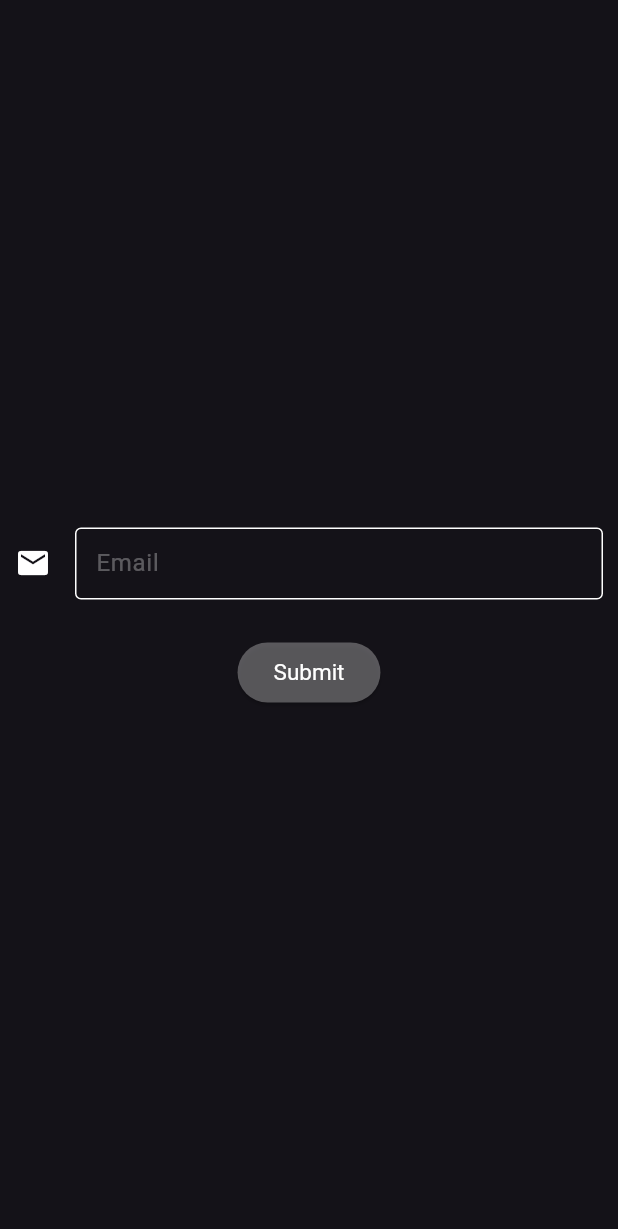
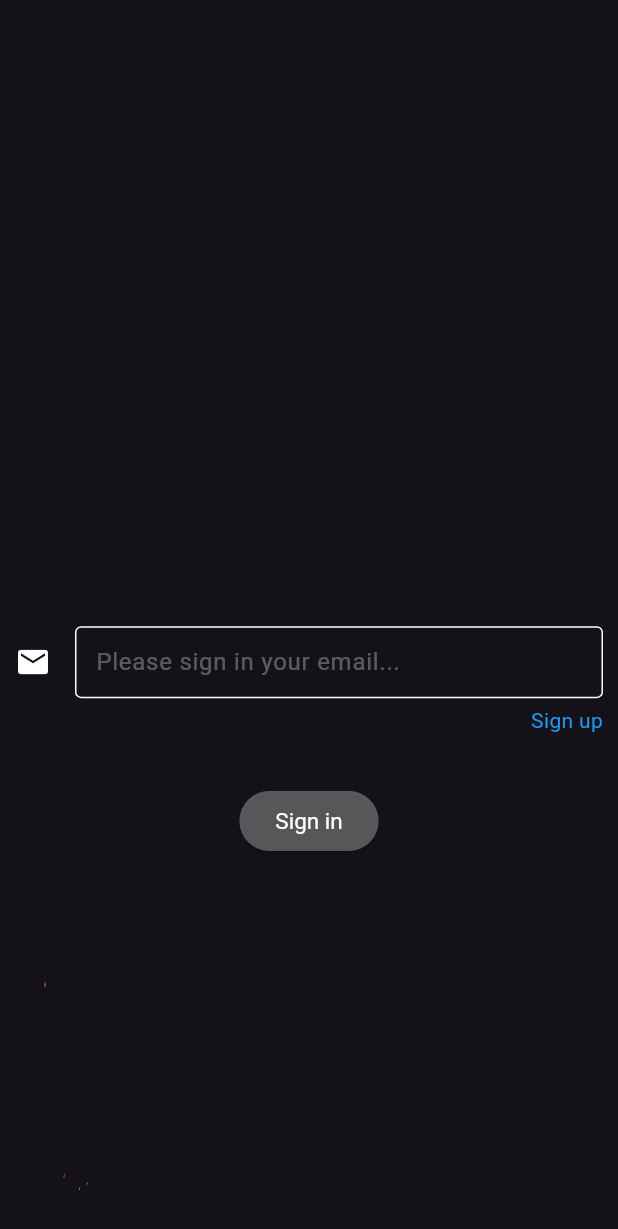
Before and after one commit to AliShakoori89/turkish_music_web_app, a Flutter app: the LoginPage screen opened directly, on a phone screen of 412 x 824 dp. Shown: the top 1229 px of the screen. Run offline on Flutter 3.47's test engine with Material 3 defaults, Android fonts, the phone set to English and light mode, and no system bars; our stand-ins replace email_validator, flutter_otp_text_field; missing offline and left inert: shaky_animated_listview.

Commit message:
edit login page and add otp code

```diff
--- a/lib/main.dart
+++ b/lib/main.dart
@@ -17,7 +17,7 @@ class MyApp extends StatelessWidget {
       title: 'Flutter Demo',
       theme: ThemeData(brightness: Brightness.dark),
       themeMode: ThemeMode.dark,
-      home: const LoginPage(),
+      home: const MyHomePage(),
     );
   }
 }
--- /dev/null
+++ b/lib/presentation/helpers/custom_button.dart
@@ -0,0 +1,32 @@
+import 'package:flutter/material.dart';
+
+class CustomButton extends StatelessWidget {
+  const CustomButton({super.key, required this.emailFormKey});
+
+  final GlobalKey<FormState> emailFormKey;
+
+  @override
+  Widget build(BuildContext context) {
+    return Padding(
+      padding: EdgeInsets.only(
+          top: MediaQuery.of(context).size.height * 0.04),
+      child: ElevatedButton(
+        style: ElevatedButton.styleFrom(
+          backgroundColor: Colors.white30,
+          textStyle: const TextStyle(
+              color: Colors.white,
+              fontSize: 15),
+        ),
+        onPressed: () {
+          if (emailFormKey.currentState!.validate()) {
+
+          }
+        },
+        child: const Text('Sign in',
+          style: TextStyle(
+              color: Colors.white
+          ),),
+      ),
+    );
+  }
+}
--- /dev/null
+++ b/lib/presentation/helpers/custom_text_field.dart
@@ -0,0 +1,56 @@
+import 'package:email_validator/email_validator.dart';
+import 'package:flutter/material.dart';
+
+class CustomTextField extends StatelessWidget {
+  const CustomTextField({super.key, required this.emailController});
+
+  final TextEditingController emailController;
+
+  @override
+  Widget build(BuildContext context) {
+    return SizedBox(
+      child: TextFormField(
+        cursorColor: Colors.grey,
+        controller: emailController,
+        validator: (value) {
+          if (value!.isEmpty) {
+            return 'Please enter email';
+          }
+          else if (EmailValidator.validate(value)){
+            return null ;
+          }
+          return "Please enter a valid email";
+        },
+        autocorrect: false,
+        decoration: const InputDecoration(
+          contentPadding:
+          EdgeInsets.symmetric(vertical: 10.0, horizontal: 10.0),
+          border: InputBorder.none,
+          enabledBorder: OutlineInputBorder(
+              borderSide: BorderSide(color: Colors.white)),
+          hintText: "Please sign in your email...",
+          hintStyle: (TextStyle(color: Colors.white30)),
+          icon: Icon(
+            Icons.email,
+            color: Colors.white,
+          ),
+          focusedBorder: OutlineInputBorder(
+            borderSide: BorderSide(color: Colors.grey),
+          ),
+          errorBorder: OutlineInputBorder(
+              borderRadius: BorderRadius.all(Radius.circular(4)),
+              borderSide: BorderSide(
+                width: 1,
+                color: Colors.red,
+              )),
+          focusedErrorBorder: OutlineInputBorder(
+              borderRadius: BorderRadius.all(Radius.circular(4)),
+              borderSide: BorderSide(
+                width: 1,
+                color: Colors.red,
+              )),
+        ),
+      ),
+    );
+  }
+}
--- a/lib/presentation/ui/login_page.dart
+++ b/lib/presentation/ui/login_page.dart
@@ -1,5 +1,7 @@
-import 'package:email_validator/email_validator.dart';
 import 'package:flutter/material.dart';
+import 'package:turkish_music_app/presentation/const/sign_up_text_button.dart';
+import 'package:turkish_music_app/presentation/helpers/custom_button.dart';
+import 'package:turkish_music_app/presentation/helpers/custom_text_field.dart';
 
 class LoginPage extends StatefulWidget {
   const LoginPage({super.key});
@@ -14,90 +16,41 @@ class _LoginPageState extends State<LoginPage> {
   final emailFormKey = GlobalKey<FormState>();
 
   @override
-  void initState() {
-    super.initState();
-
-  }
-
-  @override
   Widget build(BuildContext context) {
     return Scaffold(
       resizeToAvoidBottomInset: false,
-      body: Container(
+      body: Stack(
+        children: [
+          SizedBox(
+            height: double.infinity,
+            child: Image.asset("assets/gif/animation1.gif",
+                fit: BoxFit.fill,
+            ),
+          ),
+          Container(
             margin: const EdgeInsets.all(10),
             child: Column(
               mainAxisAlignment: MainAxisAlignment.center,
               children: [
+                SizedBox(
+                    height: MediaQuery.of(context).size.height * 0.2),
+                Column(
+                  crossAxisAlignment: CrossAxisAlignment.end,
+                  children: [
                     Form(
                         key: emailFormKey,
-                child: SizedBox(
-                  child: TextFormField(
-                    cursorColor: Colors.grey,
-                    controller: emailController,
-                    validator: (value) {
-                      if (value!.isEmpty) {
-                        return 'Please enter email';
-                      }
-                      else if (EmailValidator.validate(value)){
-                        return null ;
-                      }
-                      return "Please enter a valid email";
-                    },
-                    autocorrect: false,
-                    decoration: const InputDecoration(
-                      contentPadding:
-                      EdgeInsets.symmetric(vertical: 10.0, horizontal: 10.0),
-                      border: InputBorder.none,
-                      enabledBorder: OutlineInputBorder(
-                          borderSide: BorderSide(color: Colors.white)),
-                      hintText: "Email",
-                      hintStyle: (TextStyle(color: Colors.white30)),
-                      icon: Icon(
-                        Icons.email,
-                        color: Colors.white,
+                        child: CustomTextField(emailController: emailController,)
                     ),
-                      focusedBorder: OutlineInputBorder(
-                        borderSide: BorderSide(color: Colors.grey),
+                    const SizedBox(height: 5),
+                    SignUpTextButton(emailFormKey: emailFormKey, email: emailController.text),
+                  ],
                 ),
-                      errorBorder: OutlineInputBorder(
-                          borderRadius: BorderRadius.all(Radius.circular(4)),
-                          borderSide: BorderSide(
-                            width: 1,
-                            color: Colors.red,
-                          )),
-                      focusedErrorBorder: OutlineInputBorder(
-                        borderRadius: BorderRadius.all(Radius.circular(4)),
-                        borderSide: BorderSide(
-                          width: 1,
-                          color: Colors.red,
-                        )),
-                    ),
-                  ),
+                CustomButton(emailFormKey: emailFormKey),
+              ],
             )
-            ),
-            Padding(
-              padding: EdgeInsets.only(
-                  top: MediaQuery.of(context).size.height * 0.03),
-              child: ElevatedButton(
-                style: ElevatedButton.styleFrom(
-                  backgroundColor: Colors.white30,
-                  textStyle: const TextStyle(
-                      color: Colors.white,
-                      fontSize: 15),
-                ),
-                onPressed: () {
-                  if (emailFormKey.currentState!.validate()) {
 
-                  }
-                },
-                child: const Text('Submit',
-                style: TextStyle(
-                  color: Colors.white
-                ),),
-              ),
           ),
         ],
-        ),
       ),
     );
   }
--- a/pubspec.yaml
+++ b/pubspec.yaml
@@ -37,6 +37,7 @@ dependencies:
   cupertino_icons: ^1.0.2
   shaky_animated_listview: ^0.0.5
   email_validator: ^2.1.17
+  flutter_otp_text_field: ^1.1.1
 
 dev_dependencies:
   flutter_test:
@@ -64,6 +65,7 @@ flutter:
   assets:
     - assets/images/
     - assets/logo/tMusic.png
+    - assets/gif/animation1.gif
   #   - images/a_dot_ham.jpeg
 
   # An image asset can refer to one or more resolution-specific "variants", see
@@ -85,7 +87,6 @@ flutter:
       fonts:
         - asset: assets/fonts/DancingScript-VariableFont_wght.ttf
 
-
     - family: musicIcon
       fonts:
         - asset: assets/custom_icons/musicIcon.ttf
```
Also changed, not shown: lib/presentation/const/sign_up_text_button.dart (added, +97 -0 lines), lib/presentation/ui/detail_page.dart (added, +14 -0 lines), assets/gif/animation1.gif (added), pubspec.lock. Lines whose indentation alone changed are shown as unchanged.
